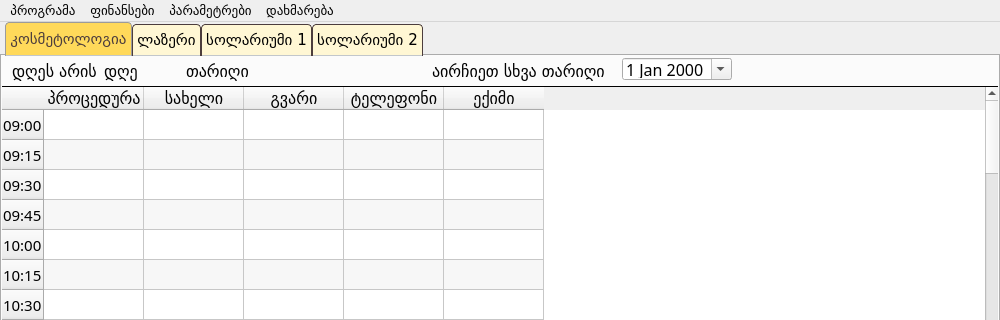
First picture: the form in ui/main_window.ui, repository bekashvelidze/renew-commercial, before the edit; both pictures show x 0 to 1000 and y 0 to 320 of the 1000 by 561 pixel window.
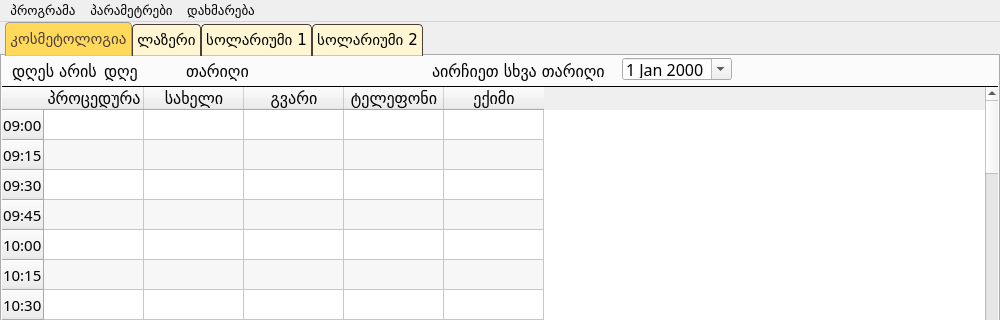
Second picture: the form after the edit.

Diff of the .ui file:
```diff
--- a/ui/main_window.ui
+++ b/ui/main_window.ui
@@ -3008,18 +3008,6 @@
     </property>
     <addaction name="close_application"/>
    </widget>
-   <widget class="QMenu" name="finances">
-    <property name="font">
-     <font>
-      <pointsize>10</pointsize>
-     </font>
-    </property>
-    <property name="title">
-     <string>ფინანსები</string>
-    </property>
-    <addaction name="daily_report"/>
-    <addaction name="monthlyreport"/>
-   </widget>
    <widget class="QMenu" name="settings">
     <property name="font">
      <font>
@@ -3044,7 +3032,6 @@
     <addaction name="action_2"/>
    </widget>
    <addaction name="menu"/>
-   <addaction name="finances"/>
    <addaction name="settings"/>
    <addaction name="help"/>
   </widget>
```
